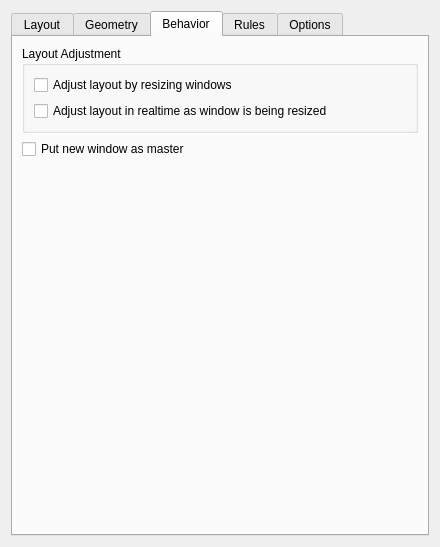
Before: the Qt Designer form res/ui/config.ui in Bismuth-Forge/bismuth, drawn with Qt 5.
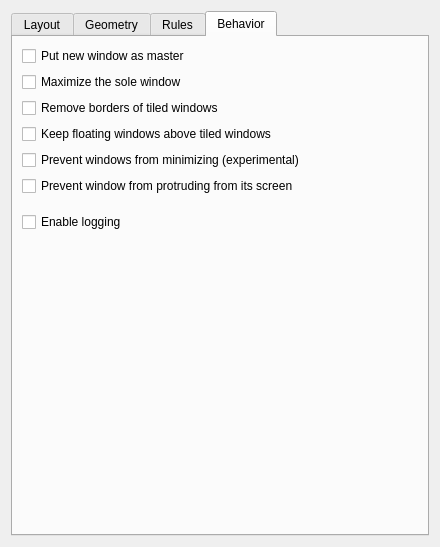
After: the same form once the commit is applied. The open tabs and pages were chosen to show the change.

Commit message:
feat!: remove adjustLayout options
These options should be always enabled by default, because
this is how all tiling window managers work: mouse resize
always has feedback and resizing always affects the layout.

BREAKING CHANGE: all the users, that have these options
disabled will now have the default behavior - dynamic
reacting to the window resize events.

What changed in the file:
```diff
--- a/res/ui/config.ui
+++ b/res/ui/config.ui
@@ -347,62 +347,6 @@
        </item>
       </layout>
      </widget>
-     <widget class="QWidget" name="behaviorTab">
-      <attribute name="title">
-       <string>Behavior</string>
-      </attribute>
-      <layout class="QVBoxLayout" name="verticalLayout_6">
-       <item>
-        <widget class="QGroupBox" name="groupBox_4">
-         <property name="title">
-          <string>Layout Adjustment</string>
-         </property>
-         <layout class="QVBoxLayout" name="verticalLayout_7">
-          <item>
-           <widget class="QCheckBox" name="kcfg_adjustLayout">
-            <property name="toolTip">
-             <string>Resizing window will cause layout to be adjusted. The actual behaviour might differ based on layout in use.</string>
-            </property>
-            <property name="text">
-             <string>Adjust layout by resizing windows</string>
-            </property>
-           </widget>
-          </item>
-          <item>
-           <widget class="QCheckBox" name="kcfg_adjustLayoutLive">
-            <property name="toolTip">
-             <string>If enabled, resizing window will immediately adjust layout. If disabled, layout will be adjusted *after* window resizing is over.</string>
-            </property>
-            <property name="text">
-             <string>Adjust layout in realtime as window is being resized</string>
-            </property>
-           </widget>
-          </item>
-         </layout>
-        </widget>
-       </item>
-       <item>
-        <widget class="QCheckBox" name="kcfg_newWindowAsMaster">
-         <property name="text">
-          <string>Put new window as master</string>
-         </property>
-        </widget>
-       </item>
-       <item>
-        <spacer name="verticalSpacer_3">
-         <property name="orientation">
-          <enum>Qt::Vertical</enum>
-         </property>
-         <property name="sizeHint" stdset="0">
-          <size>
-           <width>20</width>
-           <height>40</height>
-          </size>
-         </property>
-        </spacer>
-       </item>
-      </layout>
-     </widget>
      <widget class="QWidget" name="rulesTab">
       <attribute name="title">
        <string>Rules</string>
@@ -558,11 +502,18 @@
        </item>
       </layout>
      </widget>
-     <widget class="QWidget" name="optionsTab">
+     <widget class="QWidget" name="behaviorTab">
       <attribute name="title">
-       <string>Options</string>
+       <string>Behavior</string>
       </attribute>
       <layout class="QVBoxLayout" name="verticalLayout">
+       <item>
+        <widget class="QCheckBox" name="kcfg_newWindowAsMaster">
+         <property name="text">
+          <string>Put new window as master</string>
+         </property>
+        </widget>
+       </item>
        <item>
         <widget class="QCheckBox" name="kcfg_maximizeSoleTile">
          <property name="toolTip">
```
The commit also changes 3 other files.
